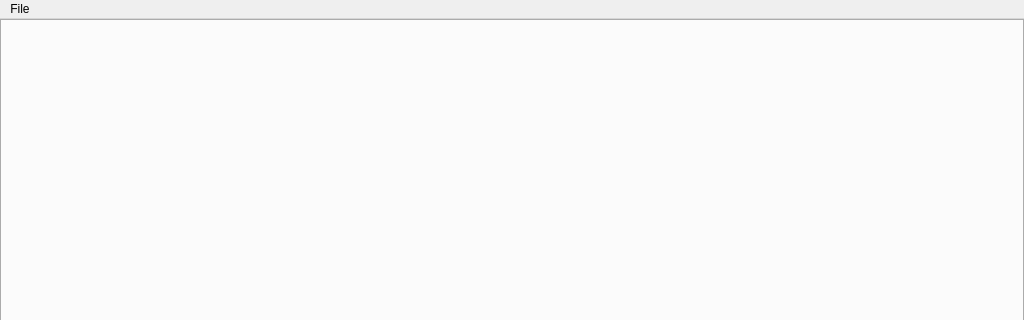
The window that ui/Window.ui (djbozkosz/BozSceneTreeEditor) describes before a commit, drawn with Qt 5; both pictures show x 0 to 1024 and y 0 to 320 of the 1024 by 600 pixel window.
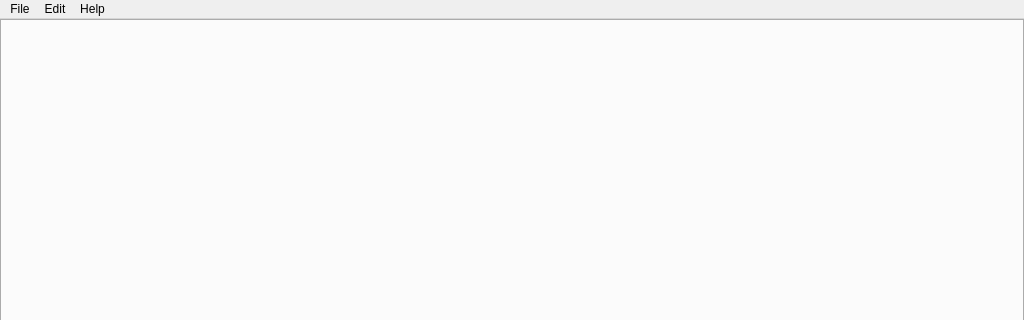
The same window after the commit.

Commit message: + Added some menu items, added dirty state.

The edit to the form file:
```diff
--- a/ui/Window.ui
+++ b/ui/Window.ui
@@ -62,7 +62,20 @@
     <addaction name="Menu_Save"/>
     <addaction name="Menu_Exit"/>
    </widget>
+   <widget class="QMenu" name="Menu_Help">
+    <property name="title">
+     <string>Help</string>
+    </property>
+    <addaction name="Menu_About"/>
+   </widget>
+   <widget class="QMenu" name="Menu_Edit">
+    <property name="title">
+     <string>Edit</string>
+    </property>
+   </widget>
    <addaction name="Menu_File"/>
+   <addaction name="Menu_Edit"/>
+   <addaction name="Menu_Help"/>
   </widget>
   <widget class="QStatusBar" name="StatusBar"/>
   <action name="Menu_Exit">
```
Left out of the diff: 53 changed lines with no effect on the pictures. The commit also changes 7 other files.
